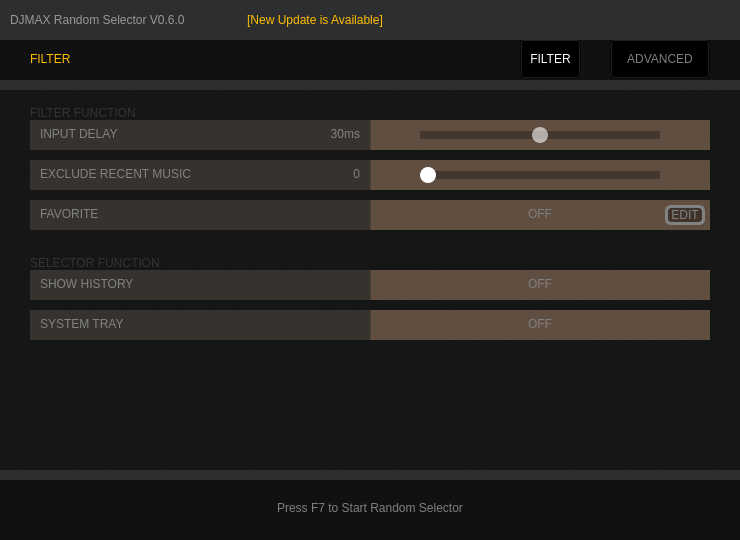
wowvv0w/djmax-random-selector, file ui/selector.ui: the form before one commit.
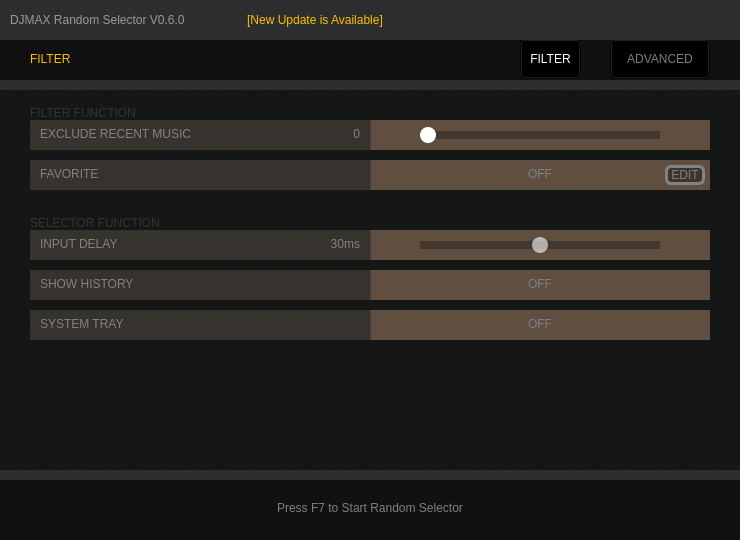
The form after the commit. The open tabs and pages were chosen to show the change. Icons and pictures are not drawn.

Diff of the .ui file:
```diff
--- a/ui/selector.ui
+++ b/ui/selector.ui
@@ -2217,7 +2217,7 @@
       <property name="geometry">
        <rect>
         <x>30</x>
-        <y>30</y>
+        <y>140</y>
         <width>680</width>
         <height>30</height>
        </rect>
@@ -2416,7 +2416,7 @@
       <property name="geometry">
        <rect>
         <x>30</x>
-        <y>70</y>
+        <y>30</y>
         <width>680</width>
         <height>30</height>
        </rect>
@@ -2556,7 +2556,7 @@
       <property name="geometry">
        <rect>
         <x>30</x>
-        <y>110</y>
+        <y>70</y>
         <width>680</width>
         <height>30</height>
        </rect>
@@ -2657,7 +2657,7 @@
       <property name="geometry">
        <rect>
         <x>30</x>
-        <y>150</y>
+        <y>110</y>
         <width>301</width>
         <height>30</height>
        </rect>
```
